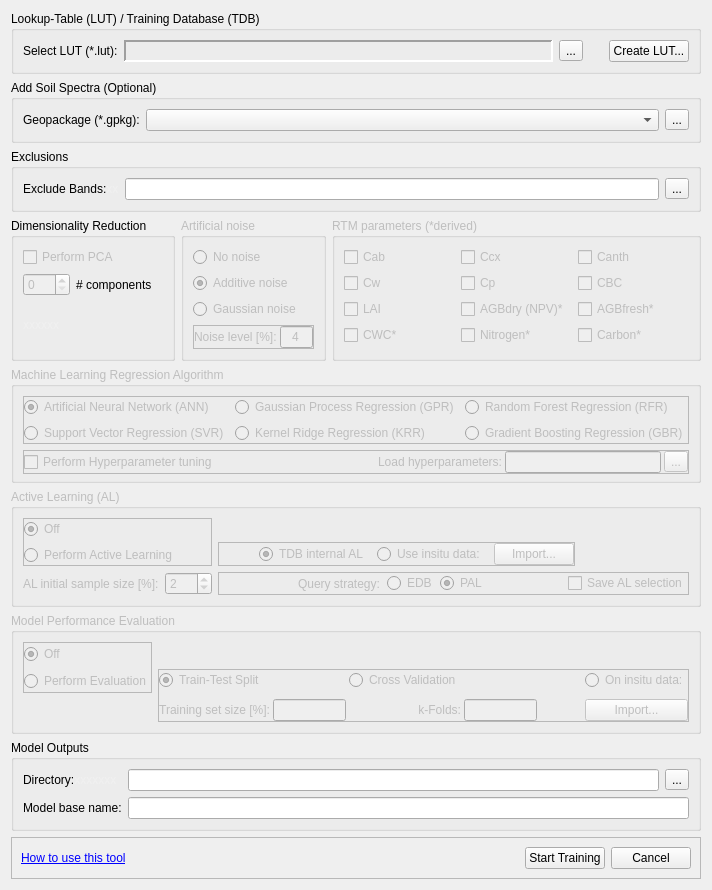
EnMAP-Box/enmap-box, file enmapbox/apps/lmuvegetationapps/Resources/UserInterfaces/Processor_Train.ui: the form before one commit.
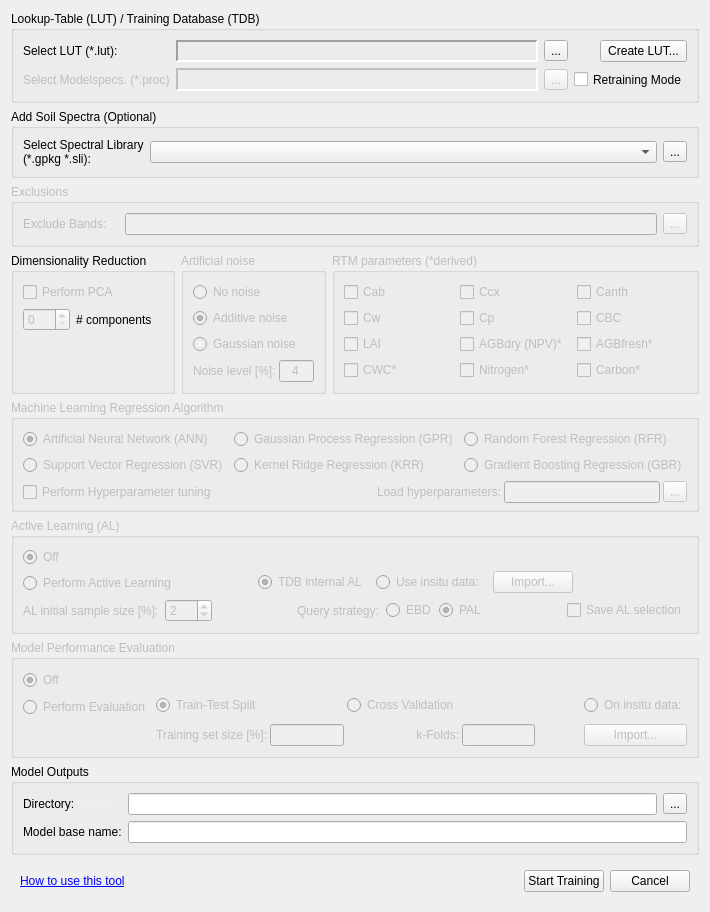
The form after the commit. Custom widgets are drawn as their Qt base class.

```diff
--- a/enmapbox/apps/lmuvegetationapps/Resources/UserInterfaces/Processor_Train.ui
+++ b/enmapbox/apps/lmuvegetationapps/Resources/UserInterfaces/Processor_Train.ui
@@ -7,7 +7,7 @@
     <x>0</x>
     <y>0</y>
     <width>621</width>
-    <height>787</height>
+    <height>816</height>
    </rect>
   </property>
   <property name="sizePolicy">
@@ -35,7 +35,7 @@
    <item row="0" column="0" colspan="3">
     <widget class="QGroupBox" name="groupBox">
      <property name="sizePolicy">
-      <sizepolicy hsizetype="Expanding" vsizetype="Maximum">
+      <sizepolicy hsizetype="Preferred" vsizetype="Maximum">
        <horstretch>0</horstretch>
        <verstretch>0</verstretch>
       </sizepolicy>
@@ -44,79 +44,6 @@
       <string>Lookup-Table (LUT) / Training Database (TDB)</string>
      </property>
      <layout class="QGridLayout" name="gridLayout">
-      <item row="0" column="1">
-       <widget class="QLabel" name="lblInputLUT">
-        <property name="enabled">
-         <bool>true</bool>
-        </property>
-        <property name="sizePolicy">
-         <sizepolicy hsizetype="Expanding" vsizetype="Preferred">
-          <horstretch>0</horstretch>
-          <verstretch>0</verstretch>
-         </sizepolicy>
-        </property>
-        <property name="minimumSize">
-         <size>
-          <width>0</width>
-          <height>0</height>
-         </size>
-        </property>
-        <property name="frameShape">
-         <enum>QFrame::Panel</enum>
-        </property>
-        <property name="frameShadow">
-         <enum>QFrame::Sunken</enum>
-        </property>
-        <property name="lineWidth">
-         <number>2</number>
-        </property>
-        <property name="midLineWidth">
-         <number>0</number>
-        </property>
-        <property name="text">
-         <string/>
-        </property>
-       </widget>
-      </item>
-      <item row="0" column="5">
-       <widget class="QPushButton" name="pushCreateLUT">
-        <property name="focusPolicy">
-         <enum>Qt::NoFocus</enum>
-        </property>
-        <property name="text">
-         <string>Create LUT...</string>
-        </property>
-       </widget>
-      </item>
-      <item row="0" column="0">
-       <widget class="QLabel" name="label_14">
-        <property name="sizePolicy">
-         <sizepolicy hsizetype="Minimum" vsizetype="Preferred">
-          <horstretch>0</horstretch>
-          <verstretch>0</verstretch>
-         </sizepolicy>
-        </property>
-        <property name="maximumSize">
-         <size>
-          <width>16777215</width>
-          <height>16777215</height>
-         </size>
-        </property>
-        <property name="lineWidth">
-         <number>0</number>
-        </property>
-        <property name="text">
-         <string>Select LUT (*.lut):</string>
-        </property>
-       </widget>
-      </item>
-      <item row="0" column="3">
-       <widget class="QToolButton" name="cmdInputLUT">
-        <property name="text">
-         <string>...</string>
-        </property>
-       </widget>
-      </item>
       <item row="0" column="4">
        <spacer name="horizontalSpacer_3">
         <property name="orientation">
@@ -133,6 +60,161 @@
         </property>
        </spacer>
       </item>
+      <item row="1" column="4" colspan="2">
+       <widget class="QCheckBox" name="chkRetrain">
+        <property name="sizePolicy">
+         <sizepolicy hsizetype="Minimum" vsizetype="Preferred">
+          <horstretch>0</horstretch>
+          <verstretch>23</verstretch>
+         </sizepolicy>
+        </property>
+        <property name="minimumSize">
+         <size>
+          <width>0</width>
+          <height>23</height>
+         </size>
+        </property>
+        <property name="focusPolicy">
+         <enum>Qt::NoFocus</enum>
+        </property>
+        <property name="toolTip">
+         <string>load original LUT. AL selected training features are saved in modelspecs.-file (.proc) of previous run.</string>
+        </property>
+        <property name="text">
+         <string>Retraining Mode</string>
+        </property>
+       </widget>
+      </item>
+      <item row="1" column="3">
+       <widget class="QToolButton" name="cmdInputModel">
+        <property name="enabled">
+         <bool>false</bool>
+        </property>
+        <property name="text">
+         <string>...</string>
+        </property>
+       </widget>
+      </item>
+      <item row="0" column="0">
+       <widget class="QLabel" name="lblSelectLUT">
+        <property name="sizePolicy">
+         <sizepolicy hsizetype="Minimum" vsizetype="Preferred">
+          <horstretch>0</horstretch>
+          <verstretch>0</verstretch>
+         </sizepolicy>
+        </property>
+        <property name="maximumSize">
+         <size>
+          <width>16777215</width>
+          <height>16777215</height>
+         </size>
+        </property>
+        <property name="lineWidth">
+         <number>0</number>
+        </property>
+        <property name="text">
+         <string>Select LUT (*.lut):</string>
+        </property>
+       </widget>
+      </item>
+      <item row="1" column="1">
+       <widget class="QLabel" name="lblInputModel">
+        <property name="enabled">
+         <bool>false</bool>
+        </property>
+        <property name="sizePolicy">
+         <sizepolicy hsizetype="Expanding" vsizetype="Preferred">
+          <horstretch>0</horstretch>
+          <verstretch>0</verstretch>
+         </sizepolicy>
+        </property>
+        <property name="frameShape">
+         <enum>QFrame::Panel</enum>
+        </property>
+        <property name="frameShadow">
+         <enum>QFrame::Sunken</enum>
+        </property>
+        <property name="lineWidth">
+         <number>2</number>
+        </property>
+        <property name="text">
+         <string/>
+        </property>
+       </widget>
+      </item>
+      <item row="0" column="5">
+       <widget class="QPushButton" name="pushCreateLUT">
+        <property name="sizePolicy">
+         <sizepolicy hsizetype="Minimum" vsizetype="Minimum">
+          <horstretch>0</horstretch>
+          <verstretch>0</verstretch>
+         </sizepolicy>
+        </property>
+        <property name="focusPolicy">
+         <enum>Qt::NoFocus</enum>
+        </property>
+        <property name="text">
+         <string>Create LUT...</string>
+        </property>
+       </widget>
+      </item>
+      <item row="0" column="3">
+       <widget class="QToolButton" name="cmdInputLUT">
+        <property name="text">
+         <string>...</string>
+        </property>
+       </widget>
+      </item>
+      <item row="0" column="1">
+       <widget class="QLabel" name="lblInputLUT">
+        <property name="enabled">
+         <bool>true</bool>
+        </property>
+        <property name="sizePolicy">
+         <sizepolicy hsizetype="Expanding" vsizetype="Preferred">
+          <horstretch>0</horstretch>
+          <verstretch>0</verstretch>
+         </sizepolicy>
+        </property>
+        <property name="minimumSize">
+         <size>
+          <width>0</width>
+          <height>0</height>
+         </size>
+        </property>
+        <property name="frameShape">
+         <enum>QFrame::Panel</enum>
+        </property>
+        <property name="frameShadow">
+         <enum>QFrame::Sunken</enum>
+        </property>
+        <property name="lineWidth">
+         <number>2</number>
+        </property>
+        <property name="midLineWidth">
+         <number>0</number>
+        </property>
+        <property name="text">
+         <string/>
+        </property>
+       </widget>
+      </item>
+      <item row="1" column="0">
+       <widget class="QLabel" name="lblSelectModel">
+        <property name="enabled">
+         <bool>false</bool>
+        </property>
+        <property name="sizePolicy">
+         <sizepolicy hsizetype="Minimum" vsizetype="Preferred">
+          <horstretch>0</horstretch>
+          <verstretch>0</verstretch>
+         </sizepolicy>
+        </property>
+        <property name="text">
+         <string>Select Modelspecs. (*.proc)</string>
+        </property>
+       </widget>
+      </item>
      </layout>
     </widget>
    </item>
@@ -157,10 +239,13 @@
          </sizepolicy>
         </property>
         <property name="frameShape">
-         <enum>QFrame::StyledPanel</enum>
+         <enum>QFrame::NoFrame</enum>
         </property>
         <property name="frameShadow">
-         <enum>QFrame::Raised</enum>
+         <enum>QFrame::Plain</enum>
+        </property>
+        <property name="lineWidth">
+         <number>0</number>
         </property>
         <layout class="QGridLayout" name="gridLayout_12">
          <property name="leftMargin">
@@ -224,10 +309,13 @@
          </sizepolicy>
         </property>
         <property name="frameShape">
-         <enum>QFrame::StyledPanel</enum>
+         <enum>QFrame::NoFrame</enum>
         </property>
         <property name="frameShadow">
-         <enum>QFrame::Raised</enum>
+         <enum>QFrame::Plain</enum>
+        </property>
+        <property name="lineWidth">
+         <number>0</number>
         </property>
         <layout class="QGridLayout" name="gridLayout_11">
          <property name="leftMargin">
@@ -321,7 +409,7 @@
             <set>Qt::ImhDigitsOnly</set>
            </property>
            <property name="maxLength">
-            <number>2</number>
+            <number>3</number>
            </property>
            <property name="alignment">
             <set>Qt::AlignCenter</set>
@@ -411,7 +499,10 @@
     </widget>
    </item>
    <item row="2" column="0" colspan="3">
-    <widget class="QGroupBox" name="groupBox_8">
+    <widget class="QGroupBox" name="Exclusions_Box">
+     <property name="enabled">
+      <bool>false</bool>
+     </property>
      <property name="sizePolicy">
       <sizepolicy hsizetype="Preferred" vsizetype="Maximum">
        <horstretch>0</horstretch>
@@ -421,6 +512,9 @@
      <property name="title">
       <string>Exclusions</string>
      </property>
+     <property name="flat">
+      <bool>false</bool>
+     </property>
      <layout class="QHBoxLayout" name="horizontalLayout">
       <item>
        <widget class="QLabel" name="label_15">
@@ -511,10 +605,13 @@
       <item row="4" column="0">
        <widget class="QFrame" name="frame_3">
         <property name="frameShape">
-         <enum>QFrame::StyledPanel</enum>
+         <enum>QFrame::NoFrame</enum>
         </property>
         <property name="frameShadow">
-         <enum>QFrame::Raised</enum>
+         <enum>QFrame::Plain</enum>
+        </property>
+        <property name="lineWidth">
+         <number>0</number>
         </property>
         <layout class="QHBoxLayout" name="horizontalLayout_3">
          <property name="spacing">
@@ -725,7 +822,7 @@
     </widget>
    </item>
    <item row="3" column="0">
-    <widget class="QGroupBox" name="groupBox_9">
+    <widget class="QGroupBox" name="PCA_Box">
      <property name="sizePolicy">
       <sizepolicy hsizetype="Maximum" vsizetype="Minimum">
        <horstretch>0</horstretch>
@@ -1378,10 +1475,13 @@
       <item row="2" column="2">
        <widget class="QFrame" name="frameQueryStrat">
         <property name="frameShape">
-         <enum>QFrame::StyledPanel</enum>
+         <enum>QFrame::NoFrame</enum>
         </property>
         <property name="frameShadow">
-         <enum>QFrame::Raised</enum>
+         <enum>QFrame::Plain</enum>
+        </property>
+        <property name="lineWidth">
+         <number>0</number>
         </property>
         <layout class="QHBoxLayout" name="horizontalLayout_5">
          <property name="spacing">
@@ -1421,11 +1521,17 @@
          </item>
          <item>
           <widget class="QRadioButton" name="radEBD">
+           <property name="enabled">
+            <bool>false</bool>
+           </property>
            <property name="toolTip">
             <string>Diversity sampling: Euclidean distance based diversity</string>
            </property>
            <property name="text">
-            <string>EDB</string>
+            <string>EBD</string>
+           </property>
+           <property name="checked">
+            <bool>false</bool>
            </property>
            <attribute name="buttonGroup">
             <string notr="true">rad_group_al_strats</string>
@@ -1483,10 +1589,13 @@
          </sizepolicy>
         </property>
         <property name="frameShape">
-         <enum>QFrame::StyledPanel</enum>
+         <enum>QFrame::NoFrame</enum>
         </property>
         <property name="frameShadow">
-         <enum>QFrame::Raised</enum>
+         <enum>QFrame::Plain</enum>
+        </property>
+        <property name="lineWidth">
+         <number>0</number>
         </property>
         <layout class="QGridLayout" name="gridLayout_7">
          <property name="leftMargin">
@@ -1580,10 +1689,13 @@
          </sizepolicy>
         </property>
         <property name="frameShape">
-         <enum>QFrame::StyledPanel</enum>
+         <enum>QFrame::NoFrame</enum>
         </property>
         <property name="frameShadow">
-         <enum>QFrame::Raised</enum>
+         <enum>QFrame::Plain</enum>
+        </property>
+        <property name="lineWidth">
+         <number>0</number>
         </property>
         <layout class="QVBoxLayout" name="verticalLayout">
          <property name="spacing">
@@ -1660,10 +1772,13 @@
       <item row="3" column="0">
        <widget class="QFrame" name="Hyp_frame">
         <property name="frameShape">
-         <enum>QFrame::StyledPanel</enum>
+         <enum>QFrame::NoFrame</enum>
         </property>
         <property name="frameShadow">
-         <enum>QFrame::Raised</enum>
+         <enum>QFrame::Plain</enum>
+        </property>
+        <property name="lineWidth">
+         <number>0</number>
         </property>
         <layout class="QGridLayout" name="gridLayout_14">
          <property name="leftMargin">
@@ -1730,10 +1845,13 @@
       <item row="0" column="0" rowspan="2">
        <widget class="QFrame" name="MLRA_frame">
         <property name="frameShape">
-         <enum>QFrame::StyledPanel</enum>
+         <enum>QFrame::NoFrame</enum>
         </property>
         <property name="frameShadow">
-         <enum>QFrame::Raised</enum>
+         <enum>QFrame::Plain</enum>
+        </property>
+        <property name="lineWidth">
+         <number>0</number>
         </property>
         <layout class="QGridLayout" name="gridLayout_13">
          <property name="leftMargin">
@@ -1770,7 +1888,7 @@
             <bool>false</bool>
            </property>
            <property name="toolTip">
-            <string>Defaults: 1.0 * Matern(length_scale=1, nu=1.5)</string>
+            <string/>
            </property>
            <property name="text">
             <string>Gaussian Process Regression (GPR)</string>
@@ -1844,10 +1962,13 @@
       </sizepolicy>
      </property>
      <property name="frameShape">
-      <enum>QFrame::StyledPanel</enum>
+      <enum>QFrame::NoFrame</enum>
      </property>
      <property name="frameShadow">
-      <enum>QFrame::Raised</enum>
+      <enum>QFrame::Plain</enum>
+     </property>
+     <property name="lineWidth">
+      <number>0</number>
      </property>
      <layout class="QHBoxLayout" name="horizontalLayout_2">
       <item>
@@ -1941,7 +2062,8 @@
       <item row="0" column="0">
        <widget class="QLabel" name="label_6">
         <property name="text">
-         <string>Geopackage (*.gpkg):</string>
+         <string>Select Spectral Library
+(*.gpkg *.sli):</string>
         </property>
        </widget>
       </item>
```
Left out of the diff: 6 changed lines with no effect on the pictures.
